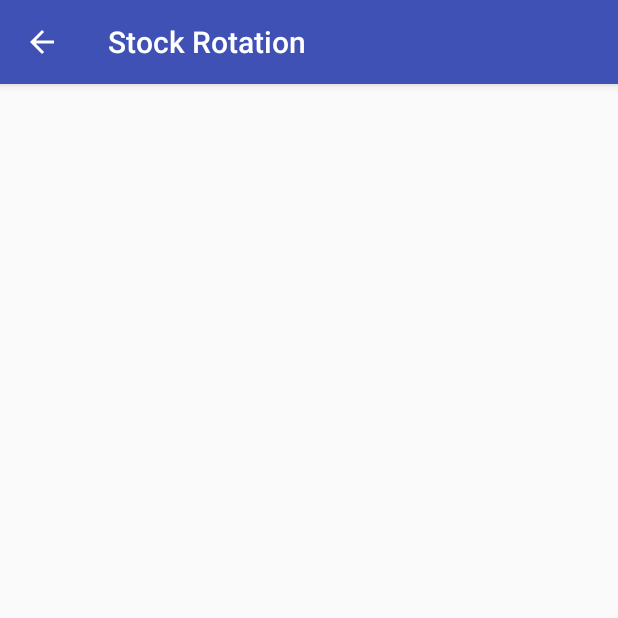
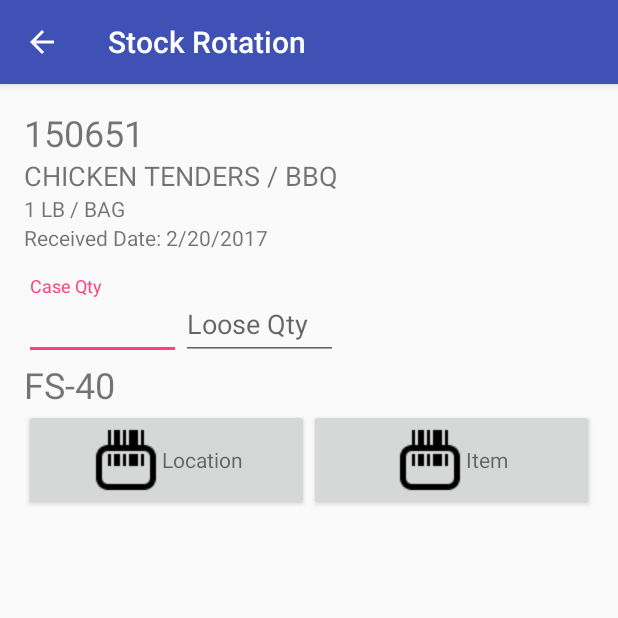
Before and after one commit to throwrocks/android-stock-rotation, an Android app: the RotationActivity screen opened directly, with no data from a screen before it, after a tap on "ADD ITEM", on a phone screen of 412 x 824 dp, the top half of it. Run offline under Robolectric (Android 15) with nearby library versions, the phone set to English and light mode, and no system bars.

Commit message:
feat: Started developing the ScanActivity layout.

```diff
--- a/app/build.gradle
+++ b/app/build.gradle
@@ -35,6 +35,9 @@ dependencies {
         exclude group: 'com.android.support', module: 'support-annotations'
     })
     compile 'com.android.support:appcompat-v7:25.1.0'
+    compile 'com.android.support:support-v4:25.1.0'
+    compile 'com.android.support:recyclerview-v7:25.1.0'
+    compile 'com.android.support:design:25.1.0'
     testCompile 'junit:junit:4.12'
     testCompile 'org.mockito:mockito-core:1.10.19'
     testCompile "org.robolectric:robolectric:3.1.2"
--- a/app/src/main/java/rocks/athrow/android_stock_rotation/activity/RotationActivity.java
+++ b/app/src/main/java/rocks/athrow/android_stock_rotation/activity/RotationActivity.java
@@ -15,7 +15,9 @@ import rocks.athrow.android_stock_rotation.R;
  */
 
 public class RotationActivity extends AppCompatActivity {
-    String mRotationType;
+    public static final String ADD_ITEM_ACTION = "action";
+    public static final String ACTION_SCAN = "scan";
+    private String mRotationType;
     @Override
     protected void onCreate(Bundle savedInstanceState) {
         super.onCreate(savedInstanceState);
@@ -39,6 +41,7 @@ public class RotationActivity extends AppCompatActivity {
             case R.id.rotation_add_item:
                 Intent intent = new Intent(this, ScanActivity.class);
                 intent.putExtra(MainActivity.MODULE_TYPE, mRotationType);
+                intent.putExtra(ADD_ITEM_ACTION, ACTION_SCAN);
                 startActivity(intent);
             default:
                 return super.onOptionsItemSelected(item);
--- a/app/src/main/java/rocks/athrow/android_stock_rotation/activity/ScanActivity.java
+++ b/app/src/main/java/rocks/athrow/android_stock_rotation/activity/ScanActivity.java
@@ -14,20 +14,24 @@ import rocks.athrow.android_stock_rotation.zxing.IntentResult;
  */
 
 public class ScanActivity extends AppCompatActivity {
-
     private static final String SCAN_ITEM = "item";
     private static final String SCAN_LOCATION = "location";
+    private String mRotationType;
 
     @Override
     protected void onCreate(Bundle savedInstanceState) {
         super.onCreate(savedInstanceState);
-        setContentView(R.layout.activity_rotation);
+        setContentView(R.layout.activity_scan);
         Intent intent = getIntent();
-        String rotationType = intent.getStringExtra(MainActivity.MODULE_TYPE);
-        scan(SCAN_ITEM);
+        mRotationType = intent.getStringExtra(MainActivity.MODULE_TYPE);
+        String action = intent.getStringExtra(RotationActivity.ADD_ITEM_ACTION);
+        if ( action.equals(RotationActivity.ACTION_SCAN)){
+            //scan(SCAN_ITEM);
+        }
+
     }
 
-    public void scan(String type){
+    public void scan(String type) {
         IntentIntegrator integrator = new IntentIntegrator(this);
         integrator.initiateScan();
     }
--- a/app/src/main/res/layout/activity_scan.xml
+++ b/app/src/main/res/layout/activity_scan.xml
@@ -1,6 +1,142 @@
 <?xml version="1.0" encoding="utf-8"?>
-<LinearLayout xmlns:android="http://schemas.android.com/apk/res/android"
-    android:orientation="vertical" android:layout_width="match_parent"
-    android:layout_height="match_parent">
+<RelativeLayout xmlns:android="http://schemas.android.com/apk/res/android"
+    android:layout_width="match_parent"
+    android:layout_height="match_parent"
+    android:padding="16dp">
 
-</LinearLayout>
+    <LinearLayout
+        android:id="@+id/scanActivityContainer"
+        android:layout_width="wrap_content"
+        android:layout_height="wrap_content"
+        android:orientation="vertical">
+
+        <TextView
+            android:id="@+id/itemSKU"
+            android:layout_width="wrap_content"
+            android:layout_height="wrap_content"
+            android:text="150651"
+            android:textSize="24sp" />
+
+        <TextView
+            android:id="@+id/itemDescription"
+            android:layout_width="wrap_content"
+            android:layout_height="wrap_content"
+            android:text="CHICKEN TENDERS / BBQ"
+            android:textSize="18sp" />
+
+        <TextView
+            android:id="@+id/itemPackSize"
+            android:layout_width="wrap_content"
+            android:layout_height="wrap_content"
+            android:text="1 LB / BAG" />
+
+        <LinearLayout
+            android:layout_width="wrap_content"
+            android:layout_height="wrap_content"
+            android:orientation="horizontal">
+
+            <TextView
+                android:id="@+id/labelReceivedDate"
+                android:layout_width="wrap_content"
+                android:layout_height="wrap_content"
+                android:text="Received Date: " />
+
+            <TextView
+                android:id="@+id/receivedDate"
+                android:layout_width="wrap_content"
+                android:layout_height="wrap_content"
+                android:text="2/20/2017" />
+
+        </LinearLayout>
+
+        <LinearLayout
+            android:layout_width="match_parent"
+            android:layout_height="wrap_content"
+            android:layout_marginTop="16dp">
+
+            <android.support.design.widget.TextInputLayout
+                android:layout_width="match_parent"
+                android:layout_height="wrap_content"
+                android:layout_weight="1">
+
+                <EditText
+                    android:id="@+id/inputCaseQty"
+                    android:layout_width="match_parent"
+                    android:layout_height="wrap_content"
+                    android:hint="Case Qty"
+                    android:inputType="number" />
+            </android.support.design.widget.TextInputLayout>
+
+            <android.support.design.widget.TextInputLayout
+                android:layout_width="match_parent"
+                android:layout_height="wrap_content"
+                android:layout_weight="1">
+
+                <EditText
+                    android:id="@+id/inputLooseQty"
+                    android:layout_width="match_parent"
+                    android:layout_height="wrap_content"
+                    android:layout_weight="1"
+                    android:hint="Loose Qty"
+                    android:inputType="number" />
+            </android.support.design.widget.TextInputLayout>
+
+        </LinearLayout>
+
+        <TextView
+            android:id="@+id/itemLocation"
+            android:layout_width="wrap_content"
+            android:layout_height="wrap_content"
+            android:text="FS-40"
+            android:textSize="24sp" />
+
+    </LinearLayout>
+
+    <LinearLayout
+        android:layout_alignParentBottom="@id/scanActivityContainer"
+        android:id="@+id/scanButtons"
+        android:layout_width="match_parent"
+        android:layout_height="wrap_content"
+        android:layout_below="@id/scanActivityContainer"
+        android:orientation="horizontal">
+
+        <LinearLayout
+            style="@style/Base.Widget.AppCompat.Button"
+            android:layout_width="0dp"
+            android:layout_height="wrap_content"
+            android:layout_weight="1"
+            android:orientation="horizontal">
+
+            <ImageView
+                android:layout_width="wrap_content"
+                android:layout_height="wrap_content"
+                android:background="@drawable/barcode_scanner" />
+
+            <TextView
+                android:layout_width="wrap_content"
+                android:layout_height="wrap_content"
+                android:text="Location" />
+        </LinearLayout>
+
+        <LinearLayout
+            style="@style/Base.Widget.AppCompat.Button"
+            android:layout_width="0dp"
+            android:layout_height="wrap_content"
+            android:layout_weight="1"
+            android:orientation="horizontal">
+
+            <ImageView
+                android:layout_width="wrap_content"
+                android:layout_height="wrap_content"
+                android:background="@drawable/barcode_scanner" />
+
+            <TextView
+                android:layout_width="wrap_content"
+                android:layout_height="wrap_content"
+                android:text="Item" />
+        </LinearLayout>
+
+
+    </LinearLayout>
+
+</RelativeLayout>
```
Also changed, not shown: app/src/main/res/drawable/barcode_scanner.png (added).
